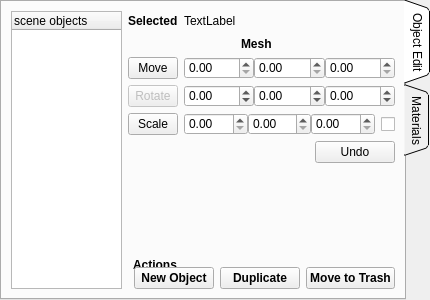
First picture: the form in bin/pymodules/objectedit/editobject.ui, repository realXtend/tundra, before the edit.
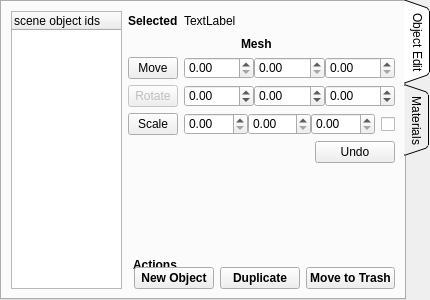
Second picture: the form after the edit.

Commit message: changed the object edit's list so that multiselection SHOULD work, no code for actual selection implemented yet. keyboard (enter) activation of items from the list works now aswell.

Patch:
```diff
--- a/bin/pymodules/objectedit/editobject.ui
+++ b/bin/pymodules/objectedit/editobject.ui
@@ -106,7 +106,7 @@
              </property>
              <column>
               <property name="text">
-               <string>scene objects</string>
+               <string>scene object ids</string>
               </property>
              </column>
             </widget>
```
Left out of the diff: 3 changed lines with no effect on the pictures. The commit also changes 2 other files.
